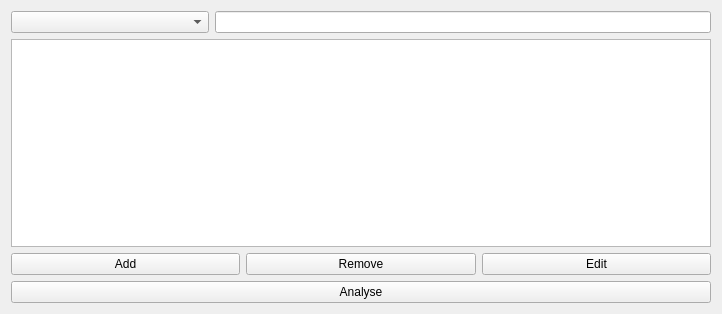
Old version of the form fr-database-app/ui/EntryProperty.ui in the repository rrfremen/fr-database-app.
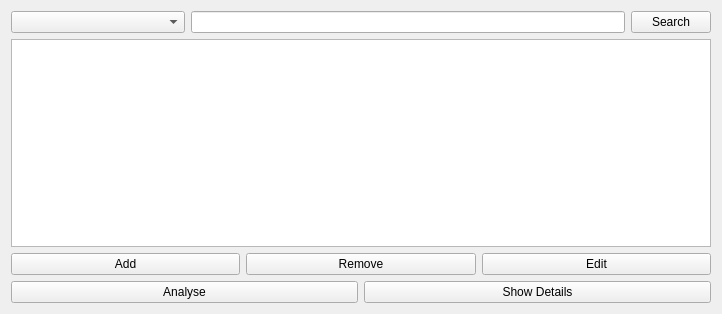
New version of the form.

Commit message: Feat: add search button to GUI

Diff of the .ui file:
```diff
--- a/fr-database-app/ui/EntryProperty.ui
+++ b/fr-database-app/ui/EntryProperty.ui
@@ -41,6 +41,13 @@
          </property>
         </widget>
        </item>
+       <item>
+        <widget class="QPushButton" name="pushButton_search">
+         <property name="text">
+          <string>Search</string>
+         </property>
+        </widget>
+       </item>
       </layout>
      </item>
      <item>
@@ -74,11 +81,22 @@
      <item>
       <layout class="QHBoxLayout" name="horizontalLayout_3">
        <item>
+        <layout class="QHBoxLayout" name="horizontalLayout_4">
+         <item>
         <widget class="QPushButton" name="pushButton_analyse">
          <property name="text">
           <string>Analyse</string>
          </property>
         </widget>
+         </item>
+         <item>
+          <widget class="QPushButton" name="pushButton_showDetails">
+           <property name="text">
+            <string>Show Details</string>
+           </property>
+          </widget>
+         </item>
+        </layout>
        </item>
       </layout>
      </item>
```
Lines whose indentation alone changed are shown as unchanged. The commit also changes 1 other file.
